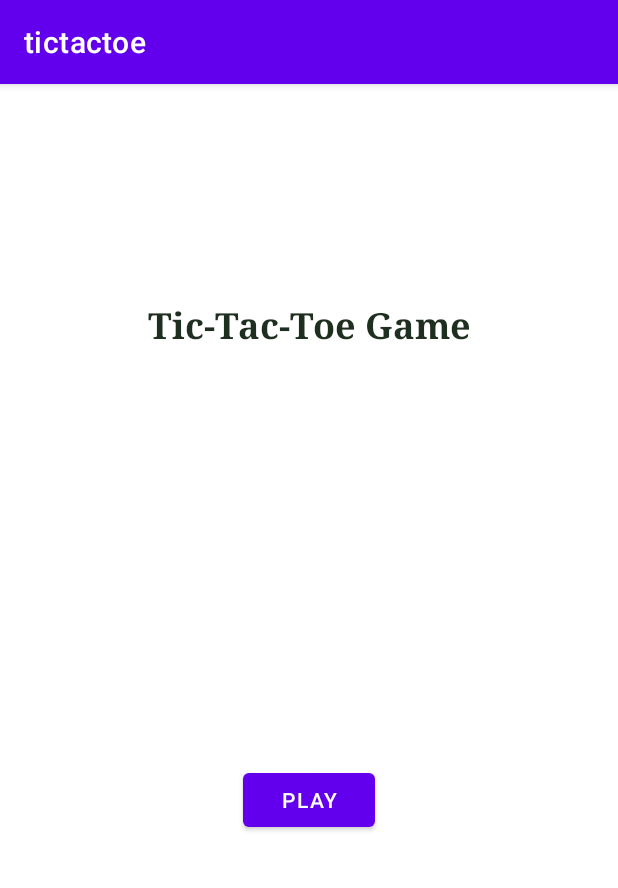
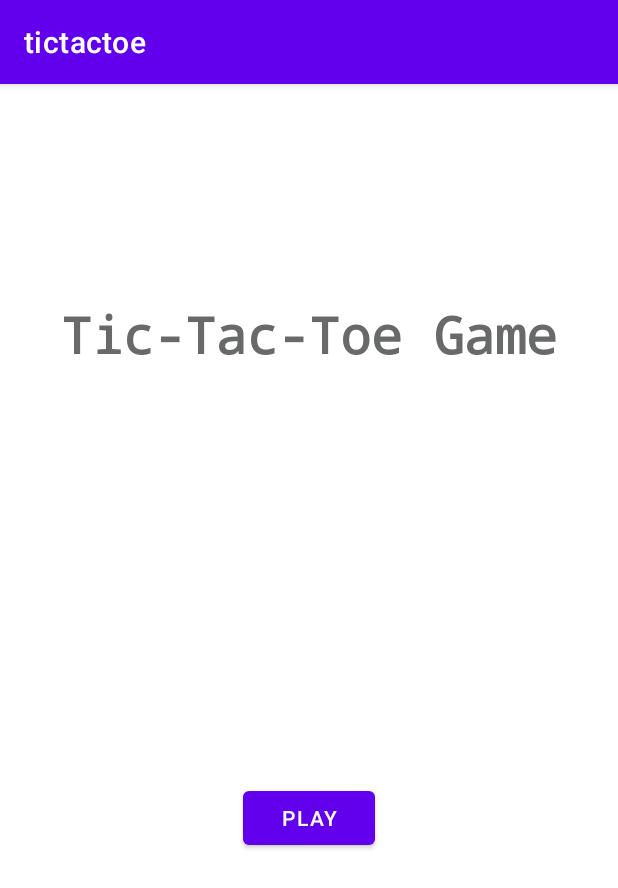
Before and after one commit to mwchben/tictactoe, an Android app: the screen it shows after launch (MainActivity), on a phone screen of 412 x 824 dp. Shown: the top 888 px of the screen. Run offline under Robolectric (Android 15) with nearby library versions, the phone set to English and light mode, and no system bars.

Commit message:
Size of Game Text

```diff
--- a/app/src/main/res/layout/activity_main.xml
+++ b/app/src/main/res/layout/activity_main.xml
@@ -11,11 +11,12 @@
         android:layout_width="wrap_content"
         android:layout_height="wrap_content"
         android:layout_marginTop="144dp"
-        android:fontFamily="serif"
+        android:fontFamily="monospace"
         android:text="@string/home_title"
         android:textAlignment="viewStart"
-        android:textColor="#1E2E1F"
-        android:textSize="24sp"
+        android:textAppearance="@style/TextAppearance.AppCompat.Body1"
+        android:textColor="#686A69"
+        android:textSize="34sp"
         android:textStyle="bold"
         app:layout_constraintEnd_toEndOf="parent"
         app:layout_constraintHorizontal_bias="0.501"
```
